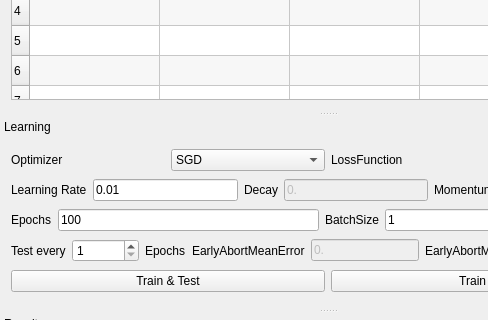
Before: the Qt Designer form src/DNNLab/mainwindow.ui in edeforas/BeeDNN, drawn with Qt 5; both pictures show x 0 to 488 and y 325 to 645 of the 1141 by 737 pixel window.
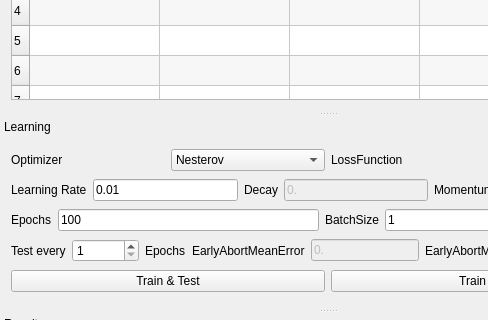
After: the same form once the commit is applied.

What changed in the file:
```diff
--- a/src/DNNLab/mainwindow.ui
+++ b/src/DNNLab/mainwindow.ui
@@ -578,6 +578,9 @@
        </item>
        <item>
         <widget class="QComboBox" name="cbOptimizer">
+         <property name="currentIndex">
+          <number>2</number>
+         </property>
          <item>
           <property name="text">
            <string>SGD</string>
```
